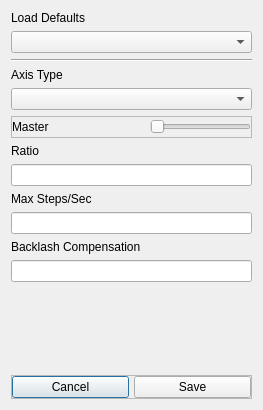
This is Graffik/gui/core/Options/axisoptionsdialog.ui in DynamicPerception/Graffik_Legacy as Qt 5 draws it before an edit. The edited form follows.
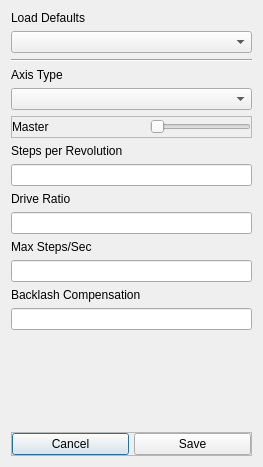
This is the edited form. Custom widgets are drawn as their Qt base class.

```diff
--- a/Graffik/gui/core/Options/axisoptionsdialog.ui
+++ b/Graffik/gui/core/Options/axisoptionsdialog.ui
@@ -7,7 +7,7 @@
     <x>0</x>
     <y>0</y>
     <width>263</width>
-    <height>410</height>
+    <height>467</height>
    </rect>
   </property>
   <property name="windowTitle">
@@ -89,10 +89,20 @@
      </layout>
     </widget>
    </item>
+   <item>
+    <widget class="QLabel" name="stepsLabel">
+     <property name="text">
+      <string>Steps per Revolution</string>
+     </property>
+    </widget>
+   </item>
+   <item>
+    <widget class="QLineEdit" name="stepsLine"/>
+   </item>
    <item>
     <widget class="QLabel" name="ratioLabel">
      <property name="text">
-      <string>Ratio</string>
+      <string>Drive Ratio</string>
      </property>
     </widget>
    </item>
```
